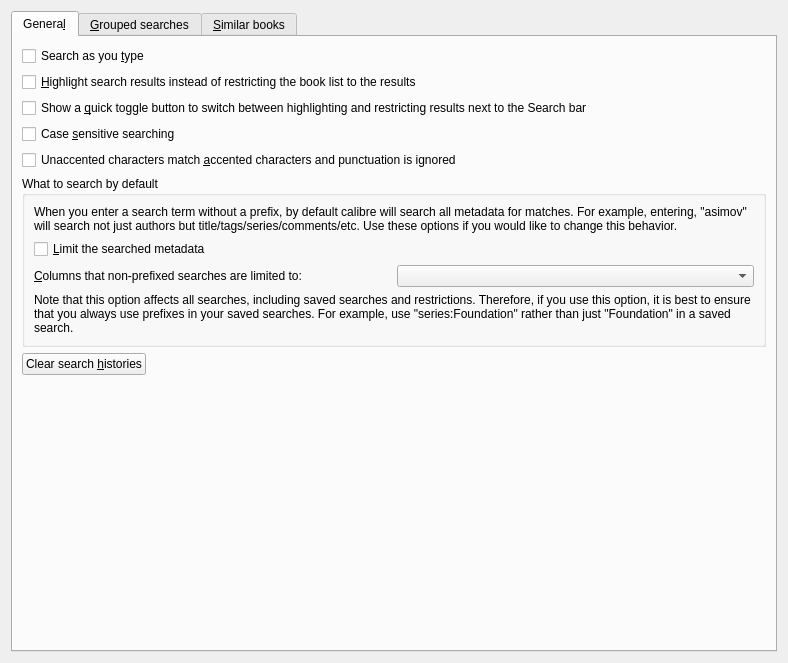
First picture: the form in src/calibre/gui2/preferences/search.ui, repository debian-calibre/calibre, before the edit.
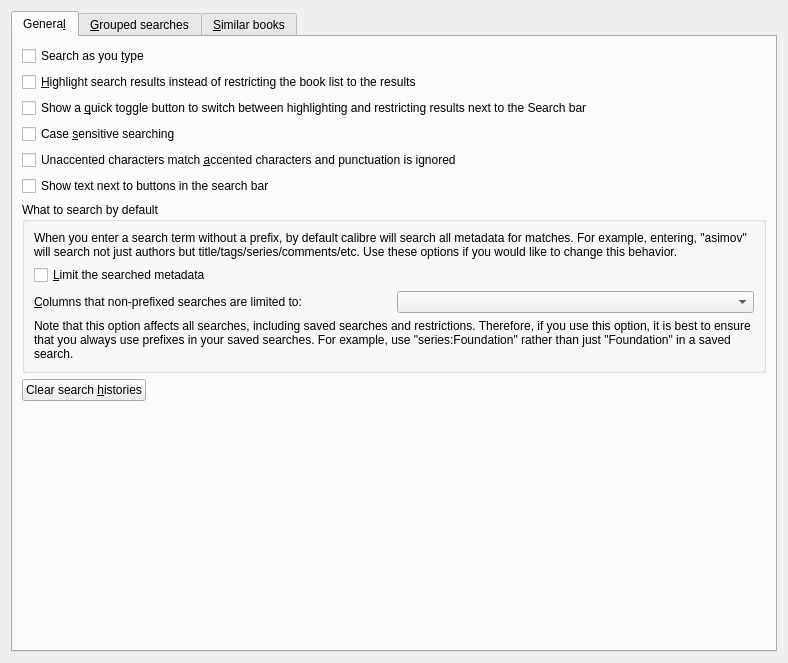
Second picture: the form after the edit. Icons and pictures are not drawn. Custom widgets are drawn as their Qt base class.

What changed in the file:
```diff
--- a/src/calibre/gui2/preferences/search.ui
+++ b/src/calibre/gui2/preferences/search.ui
@@ -24,7 +24,7 @@
        <string>Genera&amp;l</string>
       </attribute>
       <layout class="QGridLayout" name="gridLayout_6">
-       <item row="6" column="0">
+       <item row="11" column="0">
         <widget class="QPushButton" name="clear_history_button">
          <property name="sizePolicy">
           <sizepolicy hsizetype="Maximum" vsizetype="Fixed">
@@ -40,7 +40,7 @@
          </property>
         </widget>
        </item>
-       <item row="5" column="0" colspan="2">
+       <item row="10" column="0" colspan="2">
         <widget class="QGroupBox" name="groupBox">
          <property name="title">
           <string>What to search by default</string>
@@ -120,7 +120,7 @@
          </property>
         </widget>
        </item>
-       <item row="7" column="0">
+       <item row="20" column="0">
         <spacer name="verticalSpacer_2">
          <property name="orientation">
           <enum>Qt::Vertical</enum>
@@ -140,6 +140,13 @@
          </property>
         </widget>
        </item>
+       <item row="5" column="0">
+        <widget class="QCheckBox" name="opt_search_tool_bar_shows_text">
+         <property name="text">
+          <string>Show text next to buttons in the search bar</string>
+         </property>
+        </widget>
+       </item>
       </layout>
      </widget>
      <widget class="QWidget" name="tab_2">
```
